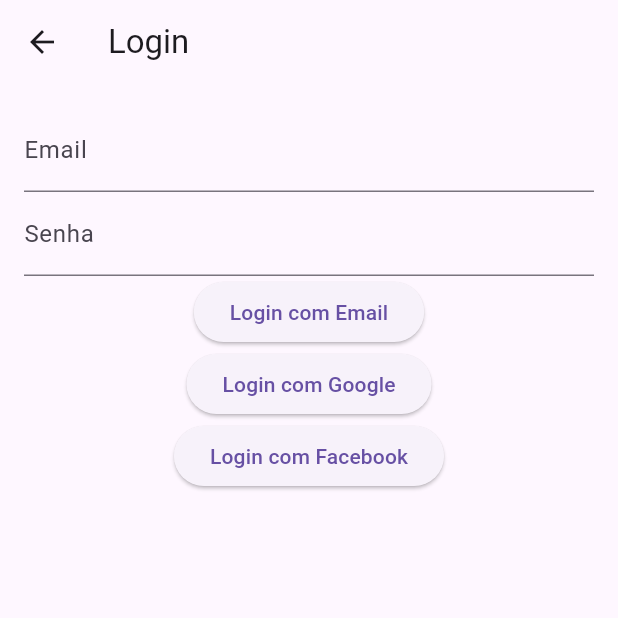
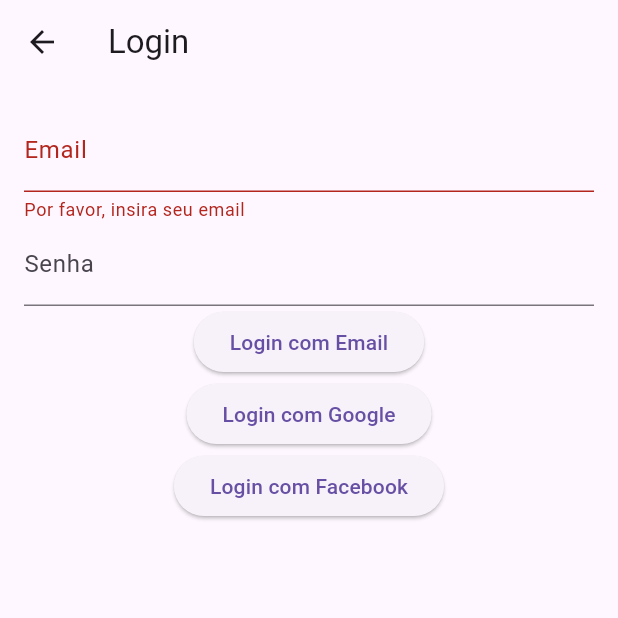
Before and after one commit to jhonnylucius/versaoteste, a Flutter app: the screen it shows after launch, after a tap on "Login com Email", on a phone screen of 412 x 824 dp, the top half of it. Run offline on Flutter 3.47's test engine with Material 3 defaults, Android fonts, the phone set to English and light mode, and no system bars; our stand-ins replace cloud_firestore, firebase_auth, firebase_core, flutter_local_notifications, google_sign_in, logger; missing offline and left inert: flutter_facebook_auth; accounts and stored records are empty; generated files the repository leaves out were written again.

Commit message:
adiciona monitoramento de estado de autenticação, melhora tratamento de erros e atualiza dependências

```diff
--- a/lib/core/constants/app_constants.dart
+++ b/lib/core/constants/app_constants.dart
@@ -18,9 +18,12 @@
   static const int timeoutDuration = 30; // em segundos
 
   // Agrupamento de mensagens padrão, utilizadas para feedback ao usuário em diferentes cenários.
+
+  static const Duration cacheValidityDuration = Duration(hours: 1);
+
   // Essas mensagens ajudam a centralizar os textos, facilitando alterações futuras
   // e permitindo uma consistência maior na comunicação com o usuário.
-
+  static const Duration apiTimeout = Duration(seconds: 30);
   // Mensagem genérica de erro. É exibida ao usuário quando ocorre um problema
   // que não pode ser identificado de forma mais específica.
   static const String genericErrorMessage =
--- a/lib/features/auth/data/repositories/auth_repository.dart
+++ b/lib/features/auth/data/repositories/auth_repository.dart
@@ -16,6 +16,9 @@
 
   // Instância do FacebookAuth para login com Facebook.
   final FacebookAuth _facebookAuth = FacebookAuth.instance;
+
+  // Stream para monitorar mudanças no estado de autenticação do usuário
+  Stream<User?> get authStateChanges => _firebaseAuth.authStateChanges();
 
   // Método para login com email e senha.
   // Retorna um objeto UserModel correspondente ao usuário autenticado, ou null em caso de falha.
--- a/lib/features/auth/presentation/pages/login_page.dart
+++ b/lib/features/auth/presentation/pages/login_page.dart
@@ -12,53 +12,79 @@
 }
 
 class LoginPageState extends State<LoginPage> {
+  // Chave global para o formulário para validação.
+  final _formKey = GlobalKey<FormState>();
+  // Instância do FirebaseAuth para autenticação com Firebase.
   final FirebaseAuth _auth = FirebaseAuth.instance;
+  // Instância do GoogleSignIn para login com Google.
   final GoogleSignIn _googleSignIn = GoogleSignIn();
+  // Controladores para os campos de texto de email e senha.
   final TextEditingController _emailController = TextEditingController();
   final TextEditingController _passwordController = TextEditingController();
+  // Logger para exibir mensagens de erro.
   final Logger _logger = Logger();
 
+  // Função assíncrona para realizar login com email e senha.
   Future<void> _loginWithEmail() async {
+    // Valida o formulário antes de prosseguir.
+    if (_formKey.currentState!.validate()) {
       try {
+        // Tenta fazer login com email e senha usando o Firebase Auth.
         await _auth.signInWithEmailAndPassword(
           email: _emailController.text,
           password: _passwordController.text,
         );
-      // Navegar para a próxima tela
+        // Navegar para a próxima tela após o login bem-sucedido.
       } catch (e) {
+        // Loga o erro caso o login falhe.
         _logger.e('Erro ao fazer login com email: $e');
       }
     }
+  }
 
+  // Função assíncrona para realizar login com Google.
   Future<void> _loginWithGoogle() async {
     try {
+      // Inicia o processo de login com Google.
       final GoogleSignInAccount? googleUser = await _googleSignIn.signIn();
+      // Obtém as credenciais de autenticação do usuário Google.
       final GoogleSignInAuthentication googleAuth =
           await googleUser!.authentication;
+      // Cria as credenciais para o Firebase usando as credenciais do Google.
       final AuthCredential credential = GoogleAuthProvider.credential(
         accessToken: googleAuth.accessToken,
         idToken: googleAuth.idToken,
       );
+      // Tenta fazer login com as credenciais do Google no Firebase.
       await _auth.signInWithCredential(credential);
-      // Navegar para a próxima tela
+      // Navegar para a próxima tela após o login bem-sucedido.
     } catch (e) {
+      // Loga o erro caso o login falhe.
       _logger.e('Erro ao fazer login com Google: $e');
     }
   }
 
+  // Função assíncrona para realizar login com Facebook.
   Future<void> _loginWithFacebook() async {
     try {
+      // Inicia o processo de login com Facebook.
       final LoginResult result = await FacebookAuth.instance.login();
+      // Verifica se o login foi bem-sucedido.
       if (result.status == LoginStatus.success) {
+        // Obtém o token de acesso do Facebook.
         final AccessToken accessToken = result.accessToken!;
+        // Cria as credenciais para o Firebase usando o token do Facebook.
         final AuthCredential credential =
             FacebookAuthProvider.credential(accessToken.tokenString);
+        // Tenta fazer login com as credenciais do Facebook no Firebase.
         await _auth.signInWithCredential(credential);
-        // Navegar para a próxima tela
+        // Navegar para a próxima tela após o login bem-sucedido.
       } else {
+        // Loga o erro caso o login do Facebook falhe.
         _logger.e('Erro ao fazer login com Facebook: ${result.message}');
       }
     } catch (e) {
+      // Loga o erro caso o login falhe.
       _logger.e('Erro ao fazer login com Facebook: $e');
     }
   }
@@ -71,25 +97,40 @@
       ),
       body: Padding(
         padding: const EdgeInsets.all(16.0),
+        // Envolve o formulário com o widget Form.
+        child: Form(
+          key: _formKey,
           child: Column(
             children: [
-            TextField(
+              // Campo de texto para email.
+              TextFormField(
                 controller: _emailController,
                 decoration: InputDecoration(labelText: 'Email'),
+                // Validador para o campo de email.
+                validator: (value) {
+                  if (value == null || value.isEmpty) {
+                    return 'Por favor, insira seu email';
+                  }
+                  return null;
+                },
               ),
-            TextField(
+              // Campo de texto para senha.
+              TextFormField(
                 controller: _passwordController,
                 decoration: InputDecoration(labelText: 'Senha'),
                 obscureText: true,
               ),
+              // Botão para login com email.
               ElevatedButton(
                 onPressed: _loginWithEmail,
                 child: Text('Login com Email'),
               ),
+              // Botão para login com Google.
               ElevatedButton(
                 onPressed: _loginWithGoogle,
                 child: Text('Login com Google'),
               ),
+              // Botão para login com Facebook.
               ElevatedButton(
                 onPressed: _loginWithFacebook,
                 child: Text('Login com Facebook'),
@@ -97,6 +138,7 @@
             ],
           ),
         ),
+      ),
     );
   }
 }
--- a/lib/navigation/app_router.dart
+++ b/lib/navigation/app_router.dart
@@ -104,15 +104,18 @@
         return _errorRoute('Rota não definida: ${settings.name}');
     }
   }
+}
 
-  // Método estático para gerar rotas de erro.
-  static Route<dynamic> _errorRoute(String message) {
+// Método para retornar uma rota de erro.
+Route<dynamic> _errorRoute(String message) {
   return MaterialPageRoute(
     builder: (_) => Scaffold(
+      appBar: AppBar(
+        title: const Text('Erro'),
+      ),
       body: Center(
         child: Text(message),
       ),
     ),
   );
 }
-}
```
Also changed, not shown: lib/features/home/presentation/notification_manager.dart (+40 -11 lines), lib/features/home/presentation/pages/home_page.dart (+7 -1 lines), lib/main.dart (+15 -1 lines), pubspec.yaml (+10 -28 lines). Lines whose indentation alone changed are shown as unchanged.
